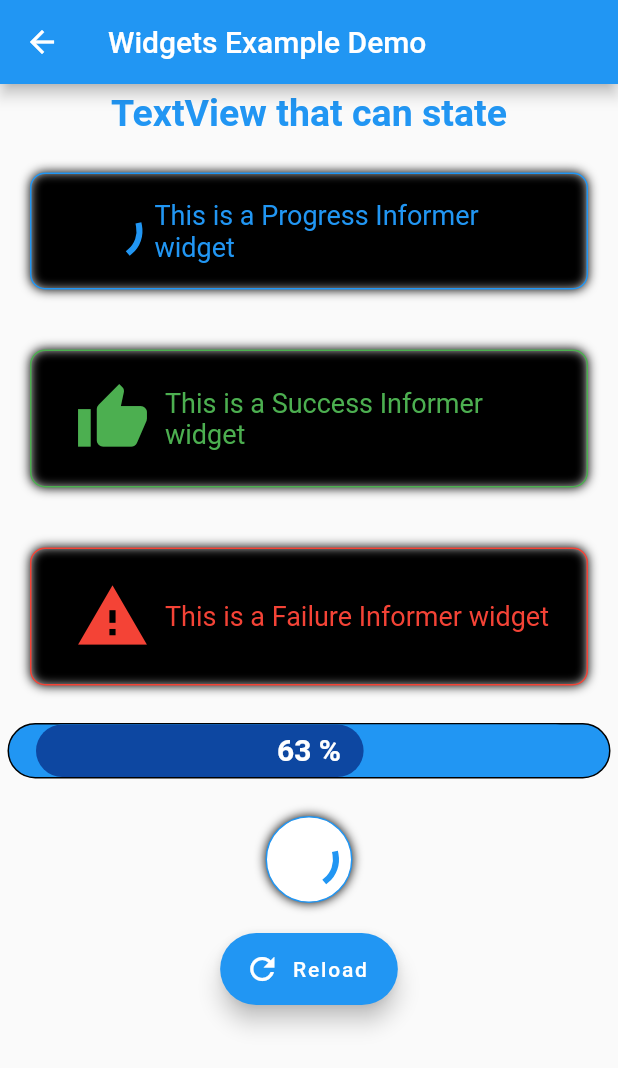
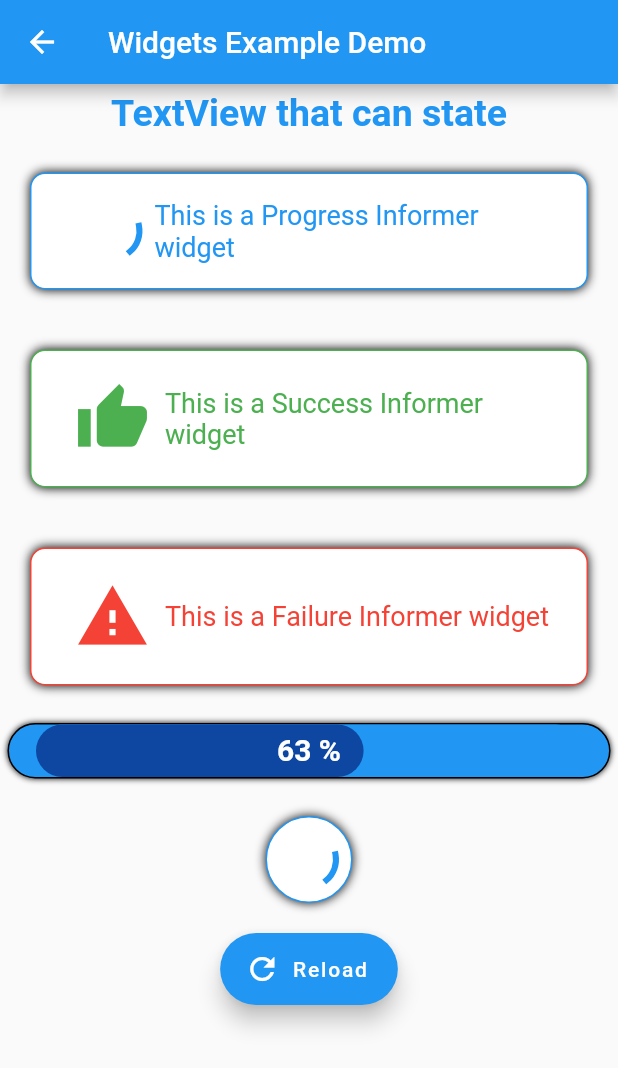
Before and after one commit to JacksiroKe/anisi_controls, a Flutter app: the screen it shows after launch, item 2 of the bottom bar chosen, on a phone screen of 412 x 824 dp. Shown: the top 1068 px of the screen. Run offline on Flutter 3.47's test engine with Material 2 defaults, Android fonts, the phone set to English and light mode, and no system bars; drawn by our look-alikes of percent_indicator.

```diff
--- a/example/lib/second_page.dart
+++ b/example/lib/second_page.dart
@@ -9,9 +9,9 @@ class SecondPage extends StatefulWidget {
 class _SecondPageState extends State<SecondPage> {
   AsTextView textView = AsTextView.setUp("TextView that can state", 25, true, Colors.blue, Colors.grey);
   AsLineProgress lineProgress = AsLineProgress.setUp(63, Colors.black, Colors.blue[900], Colors.blue);
-  AsInformer progress = AsInformer.setUp(1, "This is a Progress Informer widget", Colors.blue, Colors.white, Colors.transparent, 10);
-  AsInformer success = AsInformer.setUp(2, "This is a Success Informer widget", Colors.green, Colors.white, Colors.transparent, 10);
-  AsInformer failure = AsInformer.setUp(3, "This is a Failure Informer widget", Colors.red, Colors.white, Colors.transparent, 10);
+  AsInformer progress = AsInformer.setUp(1, "This is a Progress Informer widget", Colors.blue, Colors.transparent, Colors.white, 10);
+  AsInformer success = AsInformer.setUp(2, "This is a Success Informer widget", Colors.green, Colors.transparent, Colors.white, 10);
+  AsInformer failure = AsInformer.setUp(3, "This is a Failure Informer widget", Colors.red, Colors.transparent, Colors.white, 10);
   AsLoader loader = AsLoader.setUp(Colors.blue);
 
   @override
@@ -69,7 +69,7 @@ class _SecondPageState extends State<SecondPage> {
   void refreshView()
   {
     textView.setText("View Refreshed!");
-    failure.modify(1, "Informer changed", Colors.green, Colors.white, Colors.transparent, 10);
+    failure.modify(1, "Informer changed", Colors.green, Colors.transparent, Colors.white, 10);
   }
 
 }
--- a/lib/as_line_progress.dart
+++ b/lib/as_line_progress.dart
@@ -64,8 +64,9 @@ class AsLineProgressState extends State<AsLineProgress> {
   Widget build(BuildContext context) {
     return Container(
       decoration: new BoxDecoration(
-        color: Colors.blue,
+        color: backgroundColor,
         border: Border.all(color: borderColor),
+        boxShadow: [BoxShadow(blurRadius: 3)],
         borderRadius: BorderRadius.all(Radius.circular(25)),
       ),
       child: Stack(
```
